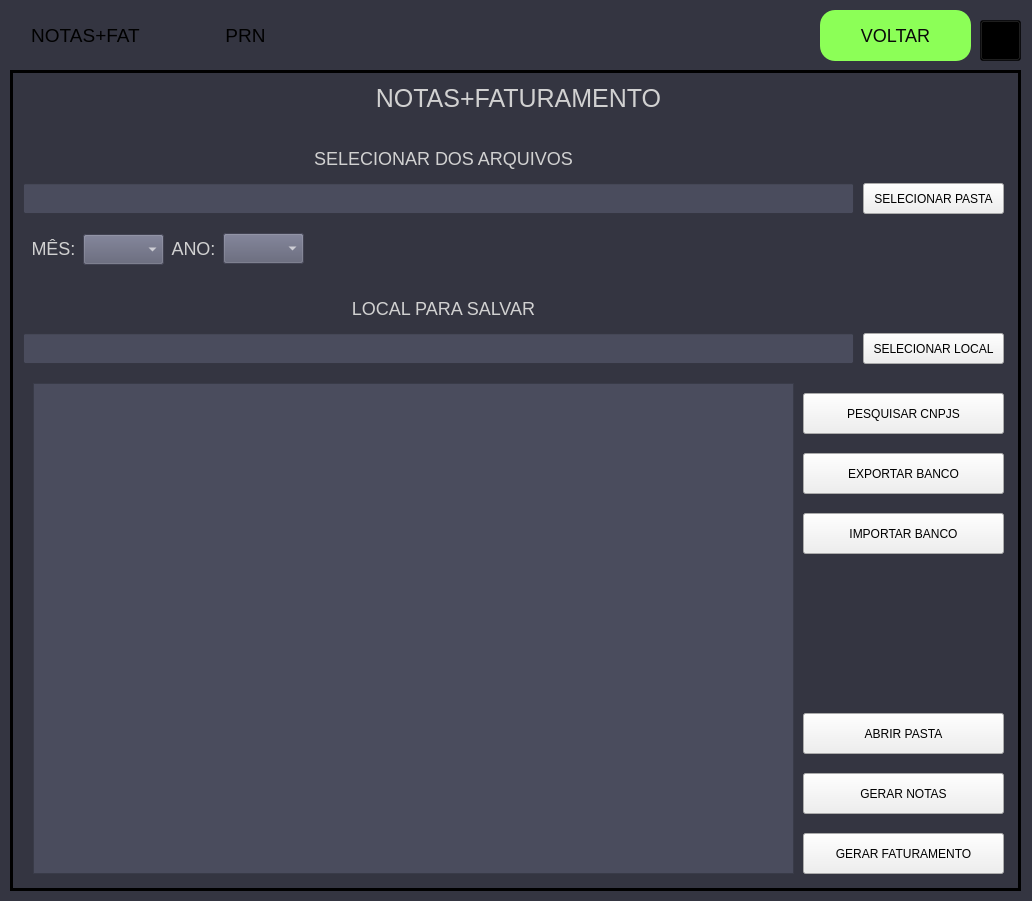
This is interface/mainW.ui in AlexandreSilvestrin/Programa-automacao as Qt 5 draws it before an edit. The edited form follows.
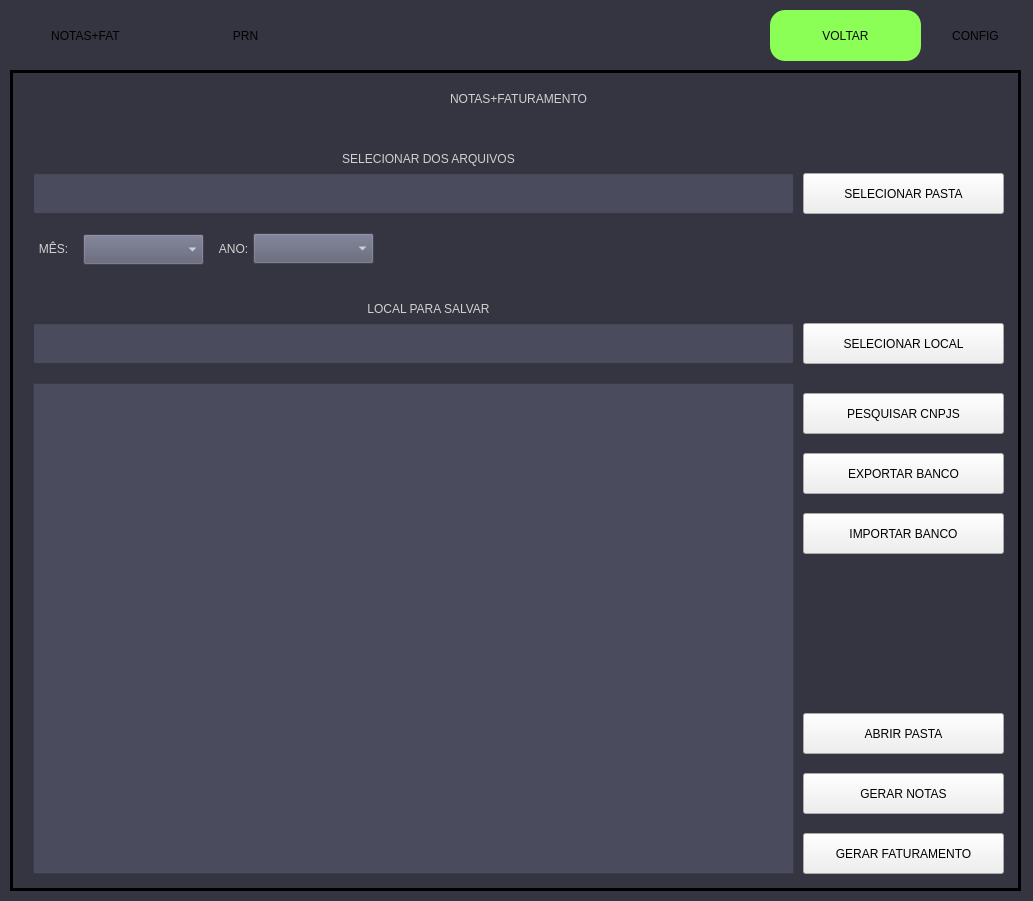
This is the edited form. The open tabs and pages were chosen to show the change.

```diff
--- a/interface/mainW.ui
+++ b/interface/mainW.ui
@@ -6,16 +6,10 @@
    <rect>
     <x>0</x>
     <y>0</y>
-    <width>1032</width>
+    <width>1033</width>
     <height>901</height>
    </rect>
   </property>
-  <property name="sizePolicy">
-   <sizepolicy hsizetype="Fixed" vsizetype="Fixed">
-    <horstretch>0</horstretch>
-    <verstretch>0</verstretch>
-   </sizepolicy>
-  </property>
   <property name="windowTitle">
    <string>XY-auto</string>
   </property>
@@ -42,7 +36,6 @@
         stop: 0.35 #366096,   /* Azul escuro */
         stop: 1 #366096  /* Azul claro */
     );
-    font-size: 18px;
 }
 
 QPushButton:hover[class=&quot;botoes1&quot;] {
@@ -72,7 +65,6 @@
 }
 
 QLabel {
-    font-size: 18px;
     border-radius: 15px;
     border-style: outset;
     color: rgb(209, 209, 209);
@@ -91,6 +83,12 @@
 	color: white;
 background-color: rgb(92, 94, 115);
 }
+
+[class=&quot;config&quot;]{
+	background-color: rgb(92, 94, 115);
+	 border-width: 2px;
+    border-style: outset;
+}
 </string>
   </property>
   <widget class="QWidget" name="centralwidget">
@@ -106,18 +104,6 @@
       <height>821</height>
      </rect>
     </property>
-    <property name="minimumSize">
-     <size>
-      <width>1011</width>
-      <height>821</height>
-     </size>
-    </property>
-    <property name="maximumSize">
-     <size>
-      <width>1011</width>
-      <height>821</height>
-     </size>
-    </property>
     <property name="baseSize">
      <size>
       <width>1011</width>
@@ -127,9 +113,6 @@
     <property name="cursor">
      <cursorShape>ArrowCursor</cursorShape>
     </property>
-    <property name="styleSheet">
-     <string notr="true"/>
-    </property>
     <property name="currentIndex">
      <number>0</number>
     </property>
@@ -165,9 +148,6 @@
         <height>31</height>
        </rect>
       </property>
-      <property name="styleSheet">
-       <string notr="true">font-size: 25px;</string>
-      </property>
       <property name="text">
        <string>NOTAS+FATURAMENTO</string>
       </property>
@@ -197,15 +177,12 @@
      <widget class="QPushButton" name="btnNotaarq">
       <property name="geometry">
        <rect>
-        <x>850</x>
-        <y>110</y>
-        <width>141</width>
-        <height>31</height>
+        <x>790</x>
+        <y>100</y>
+        <width>201</width>
+        <height>41</height>
        </rect>
       </property>
-      <property name="styleSheet">
-       <string notr="true"/>
-      </property>
       <property name="text">
        <string>SELECIONAR PASTA</string>
       </property>
@@ -218,7 +195,7 @@
        <rect>
         <x>10</x>
         <y>70</y>
-        <width>841</width>
+        <width>811</width>
         <height>31</height>
        </rect>
       </property>
@@ -237,7 +214,7 @@
        <rect>
         <x>10</x>
         <y>220</y>
-        <width>841</width>
+        <width>811</width>
         <height>31</height>
        </rect>
       </property>
@@ -254,15 +231,12 @@
      <widget class="QPushButton" name="btnNotalocal">
       <property name="geometry">
        <rect>
-        <x>850</x>
-        <y>260</y>
-        <width>141</width>
-        <height>31</height>
+        <x>790</x>
+        <y>250</y>
+        <width>201</width>
+        <height>41</height>
        </rect>
       </property>
-      <property name="styleSheet">
-       <string notr="true"/>
-      </property>
       <property name="text">
        <string>SELECIONAR LOCAL</string>
       </property>
@@ -273,15 +247,12 @@
      <widget class="QLineEdit" name="localNotas">
       <property name="geometry">
        <rect>
-        <x>10</x>
-        <y>110</y>
-        <width>831</width>
-        <height>31</height>
+        <x>20</x>
+        <y>100</y>
+        <width>761</width>
+        <height>41</height>
        </rect>
       </property>
-      <property name="styleSheet">
-       <string notr="true"/>
-      </property>
       <property name="text">
        <string/>
       </property>
@@ -328,15 +299,12 @@
      <widget class="QLineEdit" name="localNotasSalvar">
       <property name="geometry">
        <rect>
-        <x>10</x>
-        <y>260</y>
-        <width>831</width>
-        <height>31</height>
+        <x>20</x>
+        <y>250</y>
+        <width>761</width>
+        <height>41</height>
        </rect>
       </property>
-      <property name="styleSheet">
-       <string notr="true"/>
-      </property>
       <property name="text">
        <string/>
       </property>
@@ -350,9 +318,6 @@
         <height>31</height>
        </rect>
       </property>
-      <property name="styleSheet">
-       <string notr="true"/>
-      </property>
       <property name="text">
        <string>MÊS:</string>
       </property>
@@ -363,15 +328,12 @@
      <widget class="QLabel" name="label_12">
       <property name="geometry">
        <rect>
-        <x>150</x>
+        <x>190</x>
         <y>160</y>
         <width>61</width>
         <height>31</height>
        </rect>
       </property>
-      <property name="styleSheet">
-       <string notr="true"/>
-      </property>
       <property name="text">
        <string>ANO:</string>
       </property>
@@ -422,13 +384,10 @@
        <rect>
         <x>70</x>
         <y>161</y>
-        <width>81</width>
+        <width>121</width>
         <height>31</height>
        </rect>
       </property>
-      <property name="styleSheet">
-       <string notr="true"/>
-      </property>
       <item>
        <property name="text">
         <string/>
@@ -498,18 +457,15 @@
      <widget class="QComboBox" name="txtano">
       <property name="geometry">
        <rect>
-        <x>210</x>
+        <x>240</x>
         <y>160</y>
-        <width>81</width>
+        <width>121</width>
         <height>31</height>
        </rect>
       </property>
       <property name="autoFillBackground">
        <bool>false</bool>
       </property>
-      <property name="styleSheet">
-       <string notr="true"/>
-      </property>
       <item>
        <property name="text">
         <string/>
@@ -884,7 +840,6 @@
 		stop:0.35 #366096,   /* Azul escuro (rgb(7, 0, 235)) */
         stop:1 #366096  /* Azul claro (rgb(0, 255, 255)) */
     );
-font-size: 19px;
 }
 
 QPushButton:hover{
@@ -922,7 +877,6 @@
 		stop:0.35 #366096,   /* Azul escuro (rgb(7, 0, 235)) */
         stop:1 #366096  /* Azul claro (rgb(0, 255, 255)) */
     );
-font-size: 19px;
 }
 
 QPushButton:hover{
@@ -1022,7 +976,7 @@
    <widget class="QPushButton" name="btnVoltar">
     <property name="geometry">
      <rect>
-      <x>820</x>
+      <x>770</x>
       <y>10</y>
       <width>151</width>
       <height>51</height>
@@ -1034,7 +988,6 @@
 border-radius: 15px;
 border-width:2px;
 background-color: #8cff57;
-font-size: 18px;
 }
 QPushButton:hover{
 color: rgb(9, 9, 9);
@@ -1050,36 +1003,42 @@
      <string>VOLTAR</string>
     </property>
    </widget>
-   <widget class="QPushButton" name="btnescuro">
-    <property name="geometry">
-     <rect>
-      <x>980</x>
-      <y>20</y>
-      <width>41</width>
-      <height>41</height>
-     </rect>
+   <widget class="QPushButton" name="btnconfig">
+    <property name="enabled">
+     <bool>true</bool>
     </property>
-    <property name="styleSheet">
-     <string notr="true">background-color: transparent;</string>
-    </property>
-    <property name="text">
-     <string/>
-    </property>
-   </widget>
-   <widget class="QPushButton" name="btnclaro">
     <property name="geometry">
      <rect>
-      <x>980</x>
-      <y>20</y>
-      <width>41</width>
-      <height>41</height>
+      <x>930</x>
+      <y>10</y>
+      <width>91</width>
+      <height>51</height>
      </rect>
     </property>
     <property name="styleSheet">
-     <string notr="true">background-color: transparent;</string>
+     <string notr="true">QPushButton{
+border-radius: 10px;
+border-width:2px;
+background-color: qlineargradient(
+        spread:pad, 
+        x1:0, y1:1, 
+        x2:0, y2:0, 
+        stop:0 #648ed1,
+		stop:0.35 #366096,   /* Azul escuro (rgb(7, 0, 235)) */
+        stop:1 #366096  /* Azul claro (rgb(0, 255, 255)) */
+    );
+}
+
+QPushButton:hover{
+border-radius: 10px;
+border-width:2px;
+border-style:outset;
+border-color:black;
+background-color: #8cff57;
+}</string>
     </property>
     <property name="text">
-     <string/>
+     <string>CONFIG</string>
     </property>
    </widget>
   </widget>
```
Left out of the diff: 53 changed lines with no effect on the pictures.
